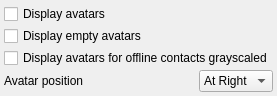
Qt form src/plugins/avatars/avataroptionswidget.ui (xnamed/vacuum-im) before a commit.
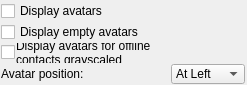
The same form after that commit.

```diff
--- a/src/plugins/avatars/avataroptionswidget.ui
+++ b/src/plugins/avatars/avataroptionswidget.ui
@@ -6,7 +6,7 @@
    <rect>
     <x>0</x>
     <y>0</y>
-    <width>255</width>
+    <width>247</width>
     <height>85</height>
    </rect>
   </property>
@@ -15,31 +15,57 @@
   </property>
   <layout class="QGridLayout" name="gridLayout">
    <property name="leftMargin">
-    <number>4</number>
+    <number>1</number>
    </property>
    <property name="topMargin">
-    <number>4</number>
+    <number>1</number>
    </property>
    <property name="rightMargin">
-    <number>4</number>
+    <number>1</number>
    </property>
    <property name="bottomMargin">
-    <number>4</number>
+    <number>1</number>
    </property>
    <property name="spacing">
-    <number>2</number>
+    <number>1</number>
    </property>
-   <item row="0" column="0" colspan="2">
+   <item row="2" column="0">
+    <widget class="QCheckBox" name="cbGrayscaledOffline">
+     <property name="sizePolicy">
+      <sizepolicy hsizetype="Maximum" vsizetype="Fixed">
+       <horstretch>0</horstretch>
+       <verstretch>0</verstretch>
+      </sizepolicy>
+     </property>
+     <property name="text">
+      <string/>
+     </property>
+    </widget>
+   </item>
+   <item row="0" column="0" colspan="4">
     <widget class="QCheckBox" name="cbShow">
      <property name="text">
       <string>Display avatars</string>
      </property>
     </widget>
    </item>
-   <item row="2" column="0" colspan="2">
-    <widget class="QCheckBox" name="cbGrayscaledOffline">
+   <item row="3" column="0" colspan="2">
+    <widget class="QLabel" name="lblAvatarPosition">
      <property name="sizePolicy">
-      <sizepolicy hsizetype="Minimum" vsizetype="Fixed">
+      <sizepolicy hsizetype="Maximum" vsizetype="Preferred">
+       <horstretch>0</horstretch>
+       <verstretch>0</verstretch>
+      </sizepolicy>
+     </property>
+     <property name="text">
+      <string>Avatar position:</string>
+     </property>
+    </widget>
+   </item>
+   <item row="2" column="1" colspan="4">
+    <widget class="QLabel" name="label">
+     <property name="sizePolicy">
+      <sizepolicy hsizetype="Maximum" vsizetype="Preferred">
        <horstretch>0</horstretch>
        <verstretch>0</verstretch>
       </sizepolicy>
@@ -47,16 +73,22 @@
      <property name="text">
       <string>Display avatars for offline contacts grayscaled</string>
      </property>
+     <property name="wordWrap">
+      <bool>true</bool>
+     </property>
     </widget>
    </item>
-   <item row="4" column="1">
+   <item row="3" column="3">
     <widget class="QComboBox" name="cmbAvatarPosition">
      <property name="sizePolicy">
-      <sizepolicy hsizetype="Minimum" vsizetype="Fixed">
+      <sizepolicy hsizetype="Maximum" vsizetype="Fixed">
        <horstretch>0</horstretch>
        <verstretch>0</verstretch>
       </sizepolicy>
      </property>
+     <property name="currentIndex">
+      <number>1</number>
+     </property>
      <item>
       <property name="text">
        <string>At Right</string>
@@ -69,7 +101,7 @@
      </item>
     </widget>
    </item>
-   <item row="1" column="0" colspan="2">
+   <item row="1" column="0" colspan="4">
     <widget class="QCheckBox" name="cbShowEmpty">
      <property name="sizePolicy">
       <sizepolicy hsizetype="Minimum" vsizetype="Fixed">
@@ -82,21 +114,8 @@
      </property>
     </widget>
    </item>
-   <item row="4" column="0">
-    <widget class="QLabel" name="lblAvatarPosition">
-     <property name="sizePolicy">
-      <sizepolicy hsizetype="MinimumExpanding" vsizetype="Preferred">
-       <horstretch>0</horstretch>
-       <verstretch>0</verstretch>
-      </sizepolicy>
-     </property>
-     <property name="text">
-      <string>Avatar position</string>
-     </property>
-    </widget>
-   </item>
-   <item row="4" column="2">
-    <spacer name="horizontalSpacer">
+   <item row="3" column="2">
+    <spacer name="horizontalSpacer_2">
      <property name="orientation">
       <enum>Qt::Horizontal</enum>
      </property>
```
